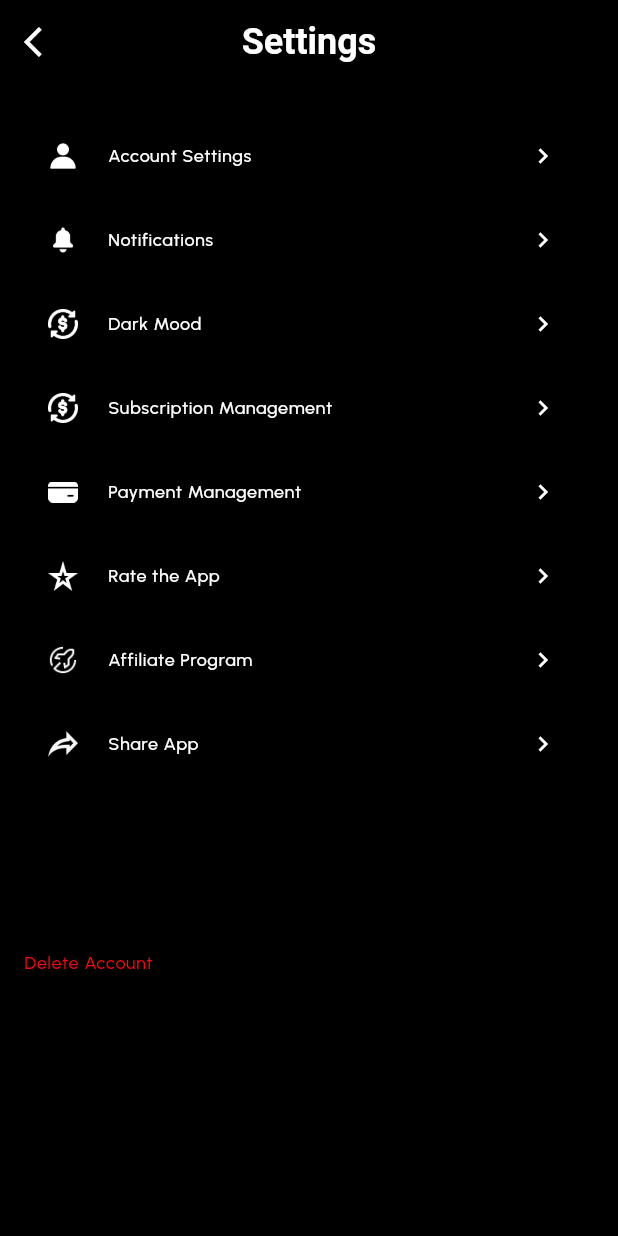
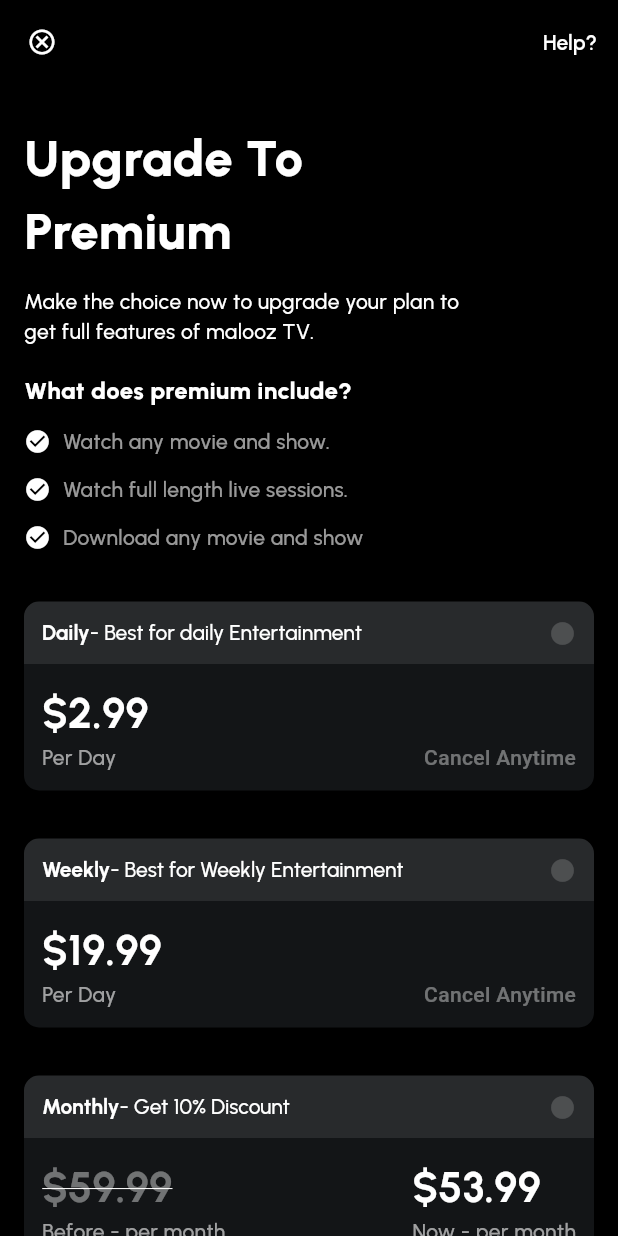
Before and after one commit to salmanbashar1009/malooz, a Flutter app: the SettingsScreen screen opened by its route, after a tap on "Subscription Management", on a phone screen of 412 x 824 dp. Run offline on Flutter 3.47's test engine with Material 3 defaults, Android fonts, the phone set to English and light mode, and no system bars; our stand-ins replace equatable, flutter_bloc, flutter_rating_bar, google_fonts, intl_phone_field, pin_code_fields.

Commit message:
subscription screen ui complete

```diff
--- a/lib/core/constant/app_colors.dart
+++ b/lib/core/constant/app_colors.dart
@@ -22,14 +22,17 @@ class AppColors{
   static const Color blue = Color(0xFF052EFD); /// text button color
 
   /// Colors with opacity
+  static const Color white90 = Color.fromRGBO(255, 255, 255, 0.9); /// used for body text
   static const Color white80 = Color.fromRGBO(255, 255, 255, 0.8); /// used for body text
   static const Color white70 = Color.fromRGBO(255, 255, 255, 0.7); /// used for body text
+  static const Color white60 = Color.fromRGBO(255, 255, 255, 0.6); /// used for body text
   static const Color white50 = Color.fromRGBO(255, 255, 255, 0.5); /// used for body text
   static const Color white40 = Color.fromRGBO(255, 255, 255, 0.4); /// used for body text
   static const Color white10 = Color.fromRGBO(246, 246, 246, 0.1); /// used for body text
   static const Color white5 = Color.fromRGBO(246, 246, 246, 0.05); /// used for tile
   static const Color white6 = Color.fromRGBO(246, 246, 246, 0.06); /// used for border
   static const Color white20 = Color.fromRGBO(246, 246, 246, 0.2);
+  static const Color white18 = Color.fromRGBO(246, 246, 246, 0.18);
   static const Color white2 = Color.fromRGBO(246, 246, 246, 0.02);
   static const Color gradient5 = Color.fromRGBO(102, 102, 102, 0.05);
 
--- a/lib/core/route_config/app_routes.dart
+++ b/lib/core/route_config/app_routes.dart
@@ -9,6 +9,7 @@ import 'package:malooz/features/home/ui/screens/home_screen.dart';
 import 'package:malooz/features/my_account/ui/screens/edit_account_screen.dart';
 import 'package:malooz/features/my_account/ui/screens/my_account_screen.dart';
 import 'package:malooz/features/notifications/ui/screens/notifications_screen.dart';
+import 'package:malooz/features/subscription/ui/screens/subscription_screen.dart';
 import '../../features/Auth/interest_screen/ui/screens/interest_screen.dart';
 import '../../features/Auth/login/ui/screens/login_screen.dart';
 import '../../features/onboarding/ui/screens/onboarding_screen.dart';
@@ -31,5 +32,6 @@ class AppRoutes{
    RouteNames.myAccountScreen: (context) => const MyAccountScreen(),
    RouteNames.editAccountScreen: (context) => const EditAccountScreen(),
    RouteNames.notificationsScreen: (context) => const NotificationsScreen(),
+   RouteNames.subscriptionScreen: (context) => const SubscriptionScreen(),
  };
 }
--- a/lib/core/route_config/route_names.dart
+++ b/lib/core/route_config/route_names.dart
@@ -13,4 +13,5 @@ class RouteNames {
   static const String myAccountScreen = '/myAccountScreen';
   static const String editAccountScreen = '/editAccountScreen';
   static const String notificationsScreen = '/notificationsScreen';
+  static const String subscriptionScreen = '/subscriptionScreen';
 }
--- a/lib/core/utls/utls.dart
+++ b/lib/core/utls/utls.dart
@@ -138,10 +138,10 @@ class Utils {
   }
 
   /// app bar
- static AppBar appBar({required BuildContext context,String? title , List<Widget>? actions,}){
+ static AppBar appBar({required BuildContext context,Widget? leading, String? title , List<Widget>? actions,}){
     final textTheme = Theme.of(context).textTheme;
     return AppBar(
-      leading: backButton(onTap: () {
+      leading: leading ?? backButton(onTap: () {
         Navigator.pop(context);
       }),
       title: Text(
--- a/lib/features/settings/ui/screens/settings_screen.dart
+++ b/lib/features/settings/ui/screens/settings_screen.dart
@@ -51,7 +51,9 @@ class SettingsScreen extends StatelessWidget {
               context: context,
               iconPath: AppIcons.subscription,
               title: 'Subscription Management',
-              onTap: () {}),
+              onTap: () {
+                Navigator.pushNamed(context, RouteNames.subscriptionScreen);
+              }),
           Utils.buildTileItem(
               context: context,
               iconPath: AppIcons.payment,
--- /dev/null
+++ b/lib/features/subscription/ui/screens/subscription_screen.dart
@@ -0,0 +1,69 @@
+import 'package:flutter/material.dart';
+import 'package:google_fonts/google_fonts.dart';
+import 'package:malooz/core/constant/app_padding.dart';
+import 'package:malooz/features/subscription/ui/widgets/montly_subscription.dart';
+import 'package:malooz/features/subscription/ui/widgets/premium_intro_section.dart';
+import 'package:malooz/features/subscription/ui/widgets/weeklly_subscription.dart';
+import '../../../../core/constant/app_colors.dart';
+import '../../../../core/utls/utls.dart';
+import '../widgets/build_subscription_card.dart';
+import '../widgets/daily_subsciption.dart';
+import '../widgets/yearly_subscription.dart';
+
+class SubscriptionScreen extends StatelessWidget {
+  const SubscriptionScreen({super.key});
+
+  @override
+  Widget build(BuildContext context) {
+    final textTheme = GoogleFonts.urbanist(
+      fontWeight: FontWeight.w500,
+      fontSize: 14,
+      color: AppColors.white,
+    );
+    return Scaffold(
+      appBar: AppBar(
+        leading: IconButton(
+            onPressed: () {
+              Navigator.pop(context);
+            },
+            icon: Icon(
+              Icons.cancel_outlined,
+              size: 20,
+            )),
+        actions: [
+          TextButton(
+              onPressed: () {},
+              child: Text('Help?',
+                  style: textTheme.copyWith(
+                    fontWeight: FontWeight.w600,
+                  )))
+        ],
+      ),
+      body: Scaffold(
+        body: Padding(
+          padding: AppPadding.horizontal16,
+          child: SingleChildScrollView(
+            child: Column(
+              crossAxisAlignment: CrossAxisAlignment.start,
+              children: [
+                const SizedBox(height: 25,),
+                PremiumIntroSection(),
+                const SizedBox(height: 33,),
+                DailySubscription(),
+                const SizedBox(height: 32,),
+                WeekllySubscription(),
+                const SizedBox(height: 32,),
+                MonthlySubscription(),
+                const SizedBox(height: 32,),
+                YearlySubscription(),
+                const SizedBox(height: 61,),
+                Utils.primaryButton(title: 'Continue', onPressed: (){}),
+                const SizedBox(height: 32,),
+              ],
+            ),
+          ),
+        ),
+      ),
+    );
+  }
+}
--- /dev/null
+++ b/lib/features/subscription/ui/widgets/build_subscription_card.dart
@@ -0,0 +1,78 @@
+import 'package:flutter/material.dart';
+import 'package:google_fonts/google_fonts.dart';
+
+import '../../../../core/constant/app_colors.dart';
+import '../../../../core/constant/app_padding.dart';
+
+class BuildSubscriptionCard extends StatelessWidget {
+  const BuildSubscriptionCard({super.key, required this.title, required this.description, this.onTap, this.children});
+
+  final String title;
+  final String description;
+  final VoidCallback? onTap;
+  final List<Widget>? children;
+
+  @override
+  Widget build(BuildContext context) {
+    final textTheme = GoogleFonts.urbanist(
+      fontWeight: FontWeight.w500,
+      fontSize: 14,
+      color: AppColors.white,
+    );
+    return Column(
+      children: [
+        GestureDetector(
+          onTap: onTap,
+          child: Container(
+            padding: AppPadding.padding(horizontal: 12, vertical: 12),
+            decoration: BoxDecoration(
+              color: Color(0xFF282A2C),
+              borderRadius: BorderRadius.only(
+                topLeft: Radius.circular(10),
+                topRight: Radius.circular(10),
+              ),
+            ),
+            child: Row(
+              mainAxisAlignment: MainAxisAlignment.spaceBetween,
+              children: [
+                RichText(
+                  text: TextSpan(
+                      style: textTheme.copyWith(
+                        fontWeight: FontWeight.w700,
+                      ),
+                      children: <TextSpan>[
+                        TextSpan(
+                            text: title
+                        ),
+                        TextSpan(
+                          text: description,
+                          style: textTheme.copyWith(
+                            fontWeight: FontWeight.w500,
+                          ),
+                        ),
+                      ]
+                  ),
+                ),
+                Icon(Icons.circle,size: 18,color: AppColors.white18,)
+              ],
+            ),
+          ),
+        ),
+        Container(
+          padding: AppPadding.padding(horizontal: 12, vertical: 12),
+          decoration: BoxDecoration(
+            color: Color(0xFF131517),
+            borderRadius: BorderRadius.only(
+              bottomLeft: Radius.circular(10),
+              bottomRight: Radius.circular(10),
+            ),
+          ),
+          child: Column(
+            crossAxisAlignment: CrossAxisAlignment.start,
+            children: children!,
+          ),
+        ),
+      ],
+    );
+  }
+}
--- /dev/null
+++ b/lib/features/subscription/ui/widgets/daily_subsciption.dart
@@ -0,0 +1,47 @@
+import 'package:flutter/material.dart';
+import 'package:google_fonts/google_fonts.dart';
+
+import '../../../../core/constant/app_colors.dart';
+import 'build_subscription_card.dart';
+
+class DailySubscription extends StatelessWidget {
+  const DailySubscription({
+    super.key,
+  });
+
+
+  @override
+  Widget build(BuildContext context) {
+    final textTheme = GoogleFonts.urbanist(
+      fontWeight: FontWeight.w500,
+      fontSize: 14,
+      color: AppColors.white,
+    );
+    return BuildSubscriptionCard(
+        title: "Daily",
+        description: "- Best for daily Entertainment",
+        children: [
+          Row(
+            mainAxisAlignment: MainAxisAlignment.spaceBetween,
+            crossAxisAlignment: CrossAxisAlignment.end,
+            children: [
+              Column(
+                crossAxisAlignment: CrossAxisAlignment.start,
+                children: [
+                  Text("\$2.99",style: textTheme.copyWith(
+                      fontWeight: FontWeight.w700,
+                      fontSize: 28,
+                      color: AppColors.white
+                  ),),
+                  Text("Per Day",style: textTheme.copyWith(
+                      color: AppColors.white60
+                  ),),
+                ],
+              ),
+              Text("Cancel Anytime")
+            ],
+          )
+        ]
+    );
+  }
+}
--- /dev/null
+++ b/lib/features/subscription/ui/widgets/montly_subscription.dart
@@ -0,0 +1,60 @@
+import 'package:flutter/material.dart';
+import 'package:google_fonts/google_fonts.dart';
+
+import '../../../../core/constant/app_colors.dart';
+import 'build_subscription_card.dart';
+
+class MonthlySubscription extends StatelessWidget {
+  const MonthlySubscription({super.key});
+
+  @override
+  Widget build(BuildContext context) {
+    final textTheme = GoogleFonts.urbanist(
+      fontWeight: FontWeight.w500,
+      fontSize: 14,
+      color: AppColors.white,
+    );
+    return BuildSubscriptionCard(
+      title: "Monthly",
+      description: '- Get 10% Discount',
+      children: [
+        Row(
+          mainAxisAlignment: MainAxisAlignment.spaceBetween,
+          crossAxisAlignment: CrossAxisAlignment.end,
+          children: [
+            Column(
+              crossAxisAlignment: CrossAxisAlignment.start,
+              children: [
+                Text("\$59.99",
+                  style: textTheme.copyWith(
+                    fontWeight: FontWeight.w700,
+                    fontSize: 28,
+                    color: AppColors.white40,
+                    decoration: TextDecoration.lineThrough
+                ),),
+                Text("Before - per month",style: textTheme.copyWith(
+                    color: AppColors.white60
+                ),),
+              ],
+            ),
+            Column(
+              crossAxisAlignment: CrossAxisAlignment.start,
+              children: [
+                Text("\$53.99",style: textTheme.copyWith(
+                    fontWeight: FontWeight.w700,
+                    fontSize: 28,
+                    color: AppColors.white
+                ),),
+                Text("Now - per month",style: textTheme.copyWith(
+                    color: AppColors.white60
+                ),),
+              ],
+            ),
+          ],
+        ),
+        const SizedBox(height: 18,),
+        Text("Get all upgradation benefits for a month")
+      ],
+    );
+  }
+}
--- /dev/null
+++ b/lib/features/subscription/ui/widgets/premium_intro_section.dart
@@ -0,0 +1,82 @@
+import 'package:flutter/material.dart';
+import 'package:google_fonts/google_fonts.dart';
+import '../../../../core/constant/app_colors.dart';
+
+class PremiumIntroSection extends StatelessWidget {
+  const PremiumIntroSection({super.key});
+
+  @override
+  Widget build(BuildContext context) {
+    final textTheme = GoogleFonts.urbanist(
+      fontWeight: FontWeight.w500,
+      fontSize: 14,
+      color: AppColors.white,
+    );
+    return Column(
+      crossAxisAlignment: CrossAxisAlignment.start,
+      children: [
+        Text(
+          "Upgrade To \nPremium",
+          style: textTheme.copyWith(fontSize: 34, fontWeight: FontWeight.w800),
+        ),
+        const SizedBox(
+          height: 12,
+        ),
+        Text(
+          '''Make the choice now to upgrade your plan to \nget full features of malooz TV.''',
+          style: textTheme,
+        ),
+        const SizedBox(
+          height: 18,
+        ),
+        Text(
+          'What does premium include?',
+          style: textTheme.copyWith(fontSize: 16, fontWeight: FontWeight.w800),
+        ),
+        const SizedBox(
+          height: 12,
+        ),
+        buildPremiumFeature(
+          textTheme: textTheme,
+          title: "Watch any movie and show.",
+        ),
+        const SizedBox(
+          height: 12,
+        ),
+        buildPremiumFeature(
+          textTheme: textTheme,
+          title: "Watch full length live sessions.",
+        ),
+        const SizedBox(
+          height: 12,
+        ),
+        buildPremiumFeature(
+          textTheme: textTheme,
+          title: "Download any movie and show",
+        ),
+      ],
+    );
+  }
+
+  Row buildPremiumFeature({
+    required TextStyle textTheme,
+    required String title,
+  }) {
+    return Row(
+      children: [
+        Icon(
+          Icons.check_circle,
+          color: AppColors.white,
+          size: 18,
+        ),
+        const SizedBox(
+          width: 8,
+        ),
+        Text(
+          title,
+          style: textTheme.copyWith(color: AppColors.white60),
+        )
+      ],
+    );
+  }
+}
--- /dev/null
+++ b/lib/features/subscription/ui/widgets/weeklly_subscription.dart
@@ -0,0 +1,43 @@
+import 'package:flutter/material.dart';
+import 'package:google_fonts/google_fonts.dart';
+import '../../../../core/constant/app_colors.dart';
+import 'build_subscription_card.dart';
+
+class WeekllySubscription extends StatelessWidget {
+  const WeekllySubscription({super.key});
+
+  @override
+  Widget build(BuildContext context) {
+    final textTheme = GoogleFonts.urbanist(
+      fontWeight: FontWeight.w500,
+      fontSize: 14,
+      color: AppColors.white,
+    );
+    return BuildSubscriptionCard(
+      title: "Weekly",
+      description: '- Best for Weekly Entertainment',
+      children: [
+        Row(
+          mainAxisAlignment: MainAxisAlignment.spaceBetween,
+          crossAxisAlignment: CrossAxisAlignment.end,
+          children: [
+            Column(
+              crossAxisAlignment: CrossAxisAlignment.start,
+              children: [
+                Text("\$19.99",style: textTheme.copyWith(
+                    fontWeight: FontWeight.w700,
+                    fontSize: 28,
+                    color: AppColors.white
+                ),),
+                Text("Per Day",style: textTheme.copyWith(
+                    color: AppColors.white60
+                ),),
+              ],
+            ),
+            Text("Cancel Anytime")
+          ],
+        )
+      ],
+    );
+  }
+}
--- /dev/null
+++ b/lib/features/subscription/ui/widgets/yearly_subscription.dart
@@ -0,0 +1,60 @@
+import 'package:flutter/material.dart';
+import 'package:google_fonts/google_fonts.dart';
+
+import '../../../../core/constant/app_colors.dart';
+import 'build_subscription_card.dart';
+
+class YearlySubscription extends StatelessWidget {
+  const YearlySubscription({super.key});
+
+  @override
+  Widget build(BuildContext context) {
+    final textTheme = GoogleFonts.urbanist(
+      fontWeight: FontWeight.w500,
+      fontSize: 14,
+      color: AppColors.white,
+    );
+    return BuildSubscriptionCard(
+      title: "Yearly",
+      description: '- Get 10% Discount',
+      children: [
+        Row(
+          mainAxisAlignment: MainAxisAlignment.spaceBetween,
+          crossAxisAlignment: CrossAxisAlignment.end,
+          children: [
+            Column(
+              crossAxisAlignment: CrossAxisAlignment.start,
+              children: [
+                Text("\$350.99",
+                  style: textTheme.copyWith(
+                    fontWeight: FontWeight.w700,
+                    fontSize: 28,
+                    color: AppColors.white40,
+                    decoration: TextDecoration.lineThrough
+                ),),
+                Text("Before - per year",style: textTheme.copyWith(
+                    color: AppColors.white60
+                ),),
+              ],
+            ),
+            Column(
+              crossAxisAlignment: CrossAxisAlignment.start,
+              children: [
+                Text("\$250.99",style: textTheme.copyWith(
+                    fontWeight: FontWeight.w700,
+                    fontSize: 28,
+                    color: AppColors.white
+                ),),
+                Text("Now - per year",style: textTheme.copyWith(
+                    color: AppColors.white60
+                ),),
+              ],
+            ),
+          ],
+        ),
+        const SizedBox(height: 18,),
+        Text("Get all upgradation benefits for a month")
+      ],
+    );
+  }
+}
```
